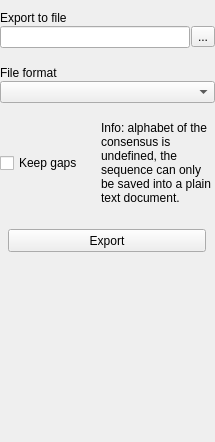
This is src/corelibs/U2View/src/ov_msa/ExportConsensus/ExportConsensusWidget.ui in violethaze74/ugene as Qt 5 draws it before an edit. The edited form follows.
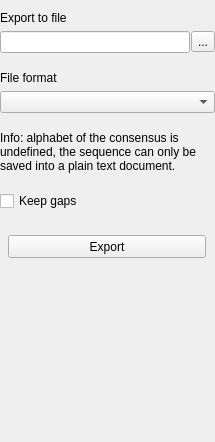
This is the edited form.

Commit message: UGENE-5627: move consensus mode from General to Consensus tab in MCA Editor

The edit to the form file:
```diff
--- a/src/corelibs/U2View/src/ov_msa/ExportConsensus/ExportConsensusWidget.ui
+++ b/src/corelibs/U2View/src/ov_msa/ExportConsensus/ExportConsensusWidget.ui
@@ -25,9 +25,12 @@
    </property>
    <item>
     <layout class="QGridLayout" name="gridLayout">
-     <property name="spacing">
+     <property name="horizontalSpacing">
       <number>1</number>
      </property>
+     <property name="verticalSpacing">
+      <number>6</number>
+     </property>
      <item row="0" column="0">
       <widget class="QLabel" name="label_2">
        <property name="text">
@@ -50,7 +53,7 @@
    <item>
     <layout class="QGridLayout" name="gridLayout_2">
      <property name="verticalSpacing">
-      <number>1</number>
+      <number>6</number>
      </property>
      <item row="0" column="0">
       <widget class="QLabel" name="label">
@@ -65,17 +68,10 @@
     </layout>
    </item>
    <item>
-    <layout class="QHBoxLayout" name="horizontalLayout">
+    <layout class="QVBoxLayout" name="verticalLayout_2">
      <property name="bottomMargin">
       <number>6</number>
      </property>
-     <item>
-      <widget class="QCheckBox" name="keepGapsChb">
-       <property name="text">
-        <string>Keep gaps</string>
-       </property>
-      </widget>
-     </item>
      <item>
       <widget class="QLabel" name="hintLabel">
        <property name="text">
@@ -86,12 +82,19 @@
        </property>
       </widget>
      </item>
+     <item>
+      <widget class="QCheckBox" name="keepGapsChb">
+       <property name="text">
+        <string>Keep gaps</string>
+       </property>
+      </widget>
+     </item>
     </layout>
    </item>
    <item alignment="Qt::AlignHCenter">
     <widget class="QToolButton" name="exportBtn">
      <property name="sizePolicy">
-      <sizepolicy hsizetype="Fixed" vsizetype="Fixed">
+      <sizepolicy hsizetype="Expanding" vsizetype="Fixed">
        <horstretch>0</horstretch>
        <verstretch>0</verstretch>
       </sizepolicy>
```
The commit also changes 8 other files.
